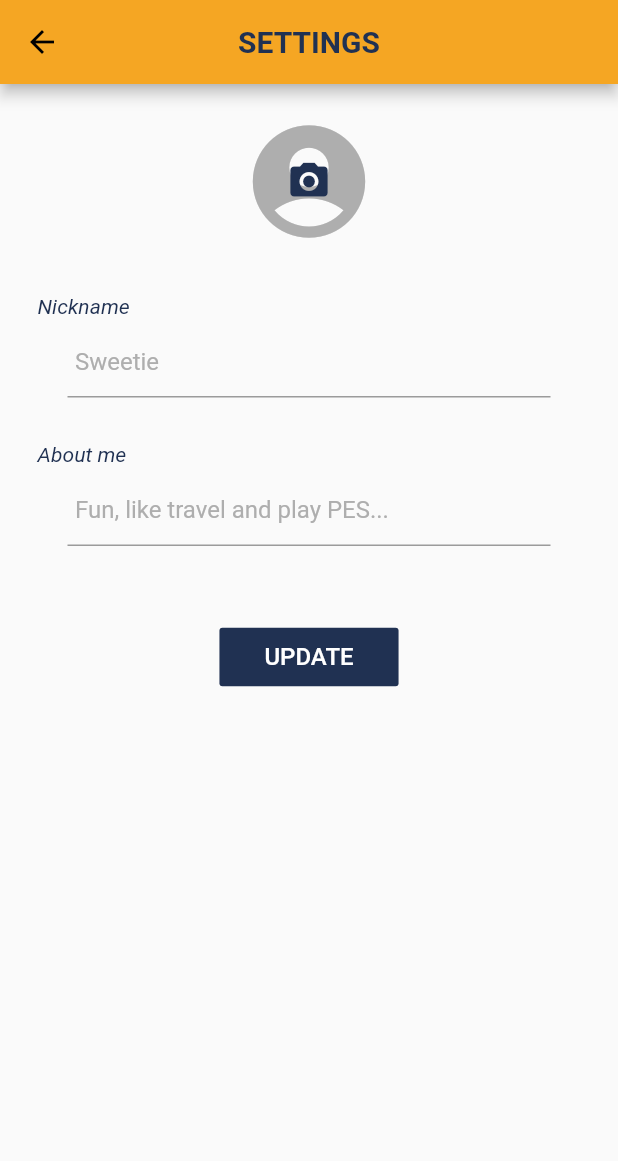
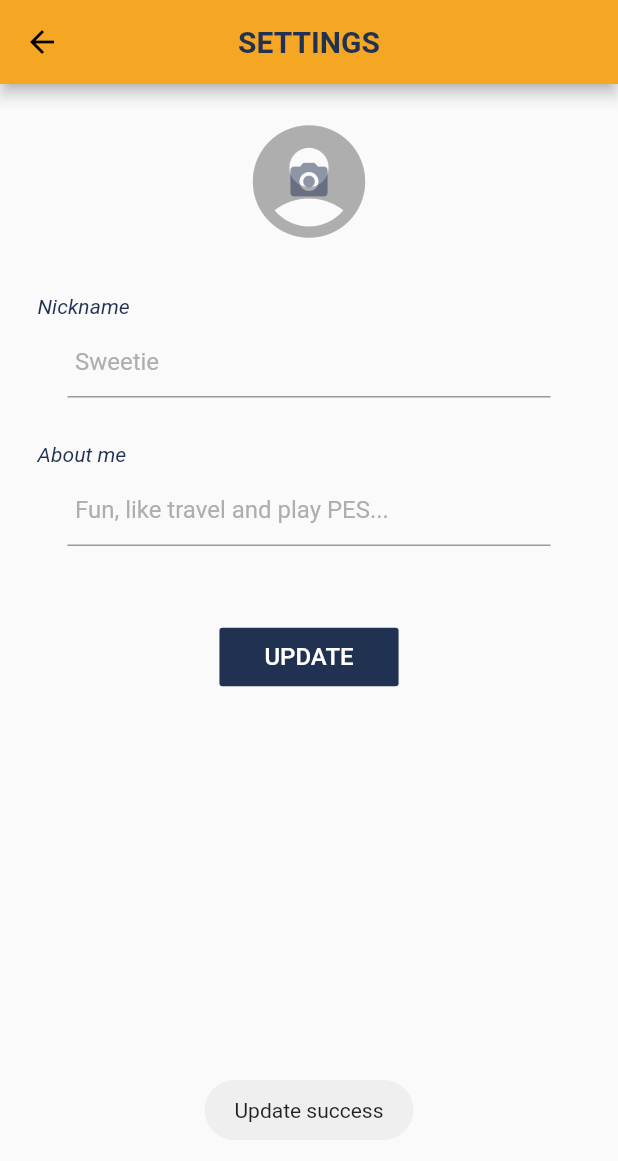
Before and after one commit to duytq94/flutter-chat-demo, a Flutter app: the Settings screen opened directly, after a tap on "UPDATE", on a phone screen of 412 x 824 dp. Shown: the top 1161 px of the screen. Run offline on Flutter 3.47's test engine with Material 2 defaults, Android fonts, the light colour scheme and no system bars; our stand-ins replace cloud_firestore, firebase_auth, firebase_storage, fluttertoast, google_sign_in, image_picker and 1 more; accounts and stored records are empty.

Commit message:
upload avatar

```diff
--- a/lib/login.dart
+++ b/lib/login.dart
@@ -114,6 +114,8 @@ class LoginScreenState extends State<LoginScreen> {
                   textColor: Colors.white,
                   padding: EdgeInsets.fromLTRB(30.0, 15.0, 30.0, 15.0)),
             ),
+
+            // Loading
             Positioned(
               child: isLoading
                   ? Container(
@@ -122,7 +124,8 @@ class LoginScreenState extends State<LoginScreen> {
                       ),
                       color: Colors.white.withOpacity(0.8),
                     )
-                    : Container())
+                  : Container(),
+            ),
           ],
         ));
   }
--- a/lib/settings.dart
+++ b/lib/settings.dart
@@ -1,10 +1,13 @@
 import 'dart:async';
 import 'dart:io';
+import 'dart:typed_data';
 
 import 'package:cloud_firestore/cloud_firestore.dart';
-import 'package:firebase_auth/firebase_auth.dart';
+import 'package:firebase_storage/firebase_storage.dart';
 import 'package:flutter/material.dart';
+import 'package:flutter/services.dart';
 import 'package:flutter_chat_demo/const.dart';
+import 'package:fluttertoast/fluttertoast.dart';
 import 'package:image_picker/image_picker.dart';
 import 'package:shared_preferences/shared_preferences.dart';
 
@@ -38,6 +41,7 @@ class SettingsScreenState extends State<SettingsScreen> {
   String id = '';
   String nickname = '';
   String aboutMe = '';
+  String photoUrl = '';
 
   bool isLoading = false;
   File avatarImageFile;
@@ -52,6 +56,7 @@ class SettingsScreenState extends State<SettingsScreen> {
     id = prefs.getString('id') ?? '';
     nickname = prefs.getString('nickname') ?? '';
     aboutMe = prefs.getString('aboutMe') ?? '';
+    photoUrl = prefs.getString('photoUrl') ?? '';
 
     controllerNickname = new TextEditingController(text: nickname);
     controllerAboutMe = new TextEditingController(text: aboutMe);
@@ -66,15 +71,55 @@ class SettingsScreenState extends State<SettingsScreen> {
     if (image != null) {
       setState(() {
         avatarImageFile = image;
+        isLoading = true;
       });
     }
+    uploadFile();
+  }
+
+  Future uploadFile() async {
+    final ByteData bytes = await rootBundle.load(avatarImageFile.path);
+    final Directory tempDir = Directory.systemTemp;
+    final String fileName = id;
+    final File file = File('${tempDir.path}/$fileName');
+    file.writeAsBytes(bytes.buffer.asInt8List(), mode: FileMode.write);
+
+    final StorageReference ref = FirebaseStorage.instance.ref().child(fileName);
+    final StorageUploadTask task = ref.putFile(file);
+    final Uri downloadUrl = (await task.future).downloadUrl;
+    photoUrl = downloadUrl.toString();
+
+    Firestore.instance
+        .collection('users')
+        .document(id)
+        .updateData({'nickname': nickname, 'aboutMe': aboutMe, 'photoUrl': photoUrl});
+    await prefs.setString('photoUrl', photoUrl);
+    setState(() {
+      isLoading = false;
+    });
+
+    Fluttertoast.showToast(msg: "Upload success");
   }
 
   void handleUpdateData() async {
-    Firestore.instance.collection('users').document(id).updateData({'nickname': nickname, 'aboutMe': aboutMe});
+    setState(() {
+      isLoading = true;
+    });
+
+    Firestore.instance
+        .collection('users')
+        .document(id)
+        .updateData({'nickname': nickname, 'aboutMe': aboutMe, 'photoUrl': photoUrl});
 
     await prefs.setString('nickname', nickname);
     await prefs.setString('aboutMe', aboutMe);
+    await prefs.setString('photoUrl', photoUrl);
+
+    setState(() {
+      isLoading = false;
+    });
+
+    Fluttertoast.showToast(msg: "Update success");
   }
 
   @override
@@ -90,11 +135,21 @@ class SettingsScreenState extends State<SettingsScreen> {
                   child: Stack(
                     children: <Widget>[
                       (avatarImageFile == null)
-                          ? Icon(
-                              Icons.account_circle,
-                              size: 90.0,
-                              color: greyColor,
-                            )
+                          ? (photoUrl != ''
+                              ? Material(
+                                  child: Image.network(
+                                    photoUrl,
+                                    width: 90.0,
+                                    height: 90.0,
+                                    fit: BoxFit.cover,
+                                  ),
+                                  borderRadius: BorderRadius.all(Radius.circular(45.0)),
+                                )
+                              : Icon(
+                                  Icons.account_circle,
+                                  size: 90.0,
+                                  color: greyColor,
+                                ))
                           : Material(
                               child: Image.file(
                                 avatarImageFile,
@@ -107,7 +162,7 @@ class SettingsScreenState extends State<SettingsScreen> {
                       IconButton(
                         icon: Icon(
                           Icons.camera_alt,
-                          color: primaryColor,
+                          color: primaryColor.withOpacity(0.5),
                         ),
                         onPressed: getImage,
                         padding: EdgeInsets.all(30.0),
@@ -199,7 +254,19 @@ class SettingsScreenState extends State<SettingsScreen> {
             ],
           ),
           padding: EdgeInsets.only(left: 15.0, right: 15.0),
-        )
+        ),
+
+        // Loading
+        Positioned(
+          child: isLoading
+              ? Container(
+                  child: Center(
+                    child: CircularProgressIndicator(),
+                  ),
+                  color: Colors.white.withOpacity(0.8),
+                )
+              : Container(),
+        ),
       ],
     );
   }
--- a/pubspec.yaml
+++ b/pubspec.yaml
@@ -14,6 +14,7 @@ dependencies:
   fluttertoast: ^2.0.7
   image_picker: ^0.4.6
   shared_preferences: ^0.4.2
+  firebase_storage: ^1.0.1
 
 dev_dependencies:
   flutter_test:
```
Also changed, not shown: pubspec.lock. Lines whose indentation alone changed are shown as unchanged.
